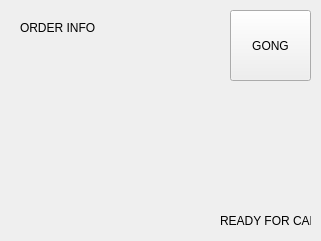
Qt form GUI/FormMain.ui (slader1/CRAB) before a commit.
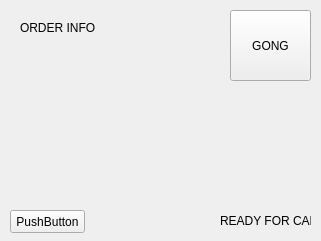
The same form after that commit.

Commit message: Button for better testing and doc

What changed in the file:
```diff
--- a/GUI/FormMain.ui
+++ b/GUI/FormMain.ui
@@ -52,6 +52,19 @@
     <string>ORDER INFO</string>
    </property>
   </widget>
+  <widget class="QPushButton" name="pushButton">
+   <property name="geometry">
+    <rect>
+     <x>10</x>
+     <y>210</y>
+     <width>75</width>
+     <height>23</height>
+    </rect>
+   </property>
+   <property name="text">
+    <string>PushButton</string>
+   </property>
+  </widget>
  </widget>
  <layoutdefault spacing="6" margin="11"/>
  <resources/>
```
The commit also changes 2 other files.
